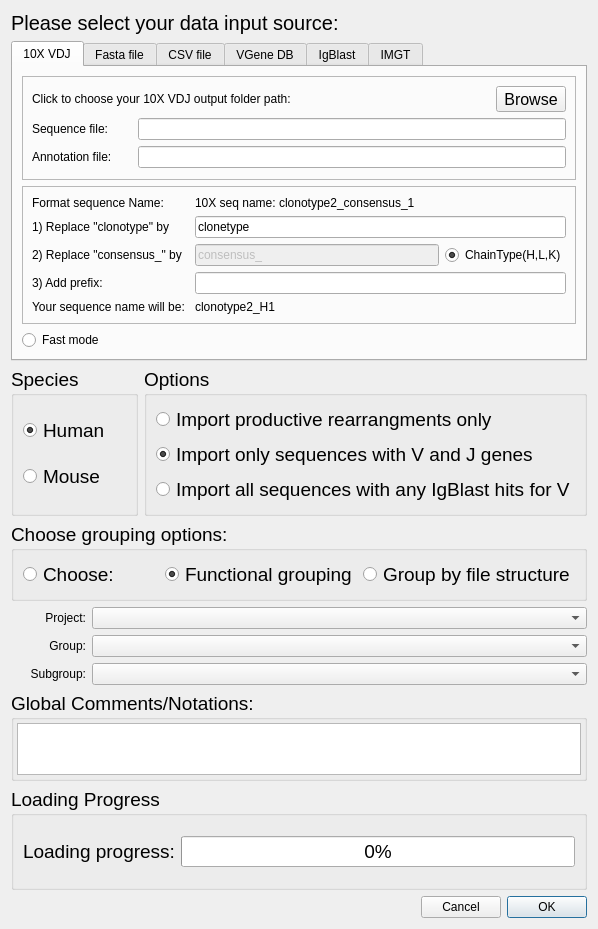
This is import_data_dialog.ui in WilsonImmunologyLab/VGenes as Qt 5 draws it before an edit. The edited form follows.
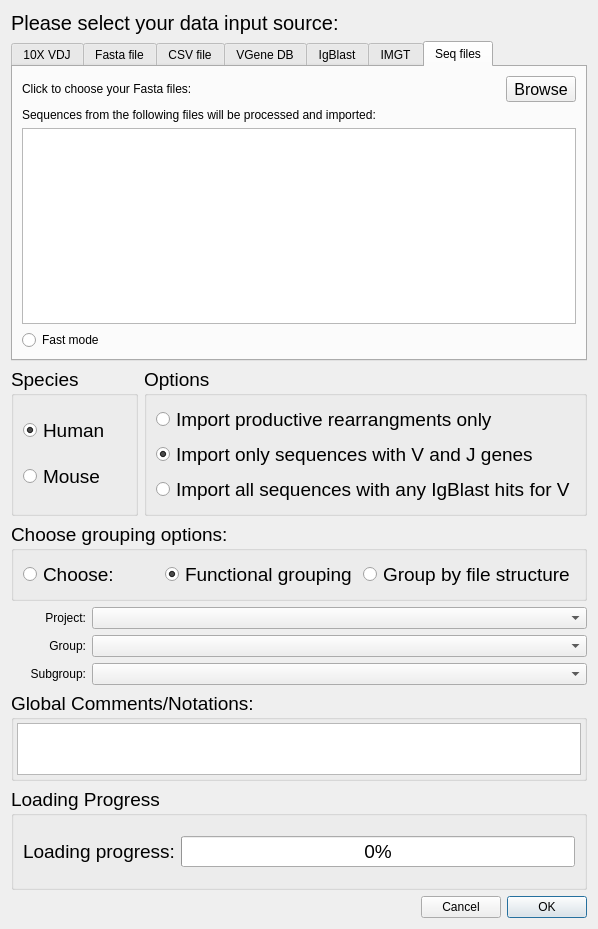
This is the edited form.

What changed in the file:
```diff
--- a/import_data_dialog.ui
+++ b/import_data_dialog.ui
@@ -29,7 +29,7 @@
    <item row="1" column="0" colspan="3">
     <widget class="QTabWidget" name="tabWidget">
      <property name="currentIndex">
-      <number>0</number>
+      <number>6</number>
      </property>
      <widget class="QWidget" name="tab">
       <attribute name="title">
@@ -449,6 +449,49 @@
        </item>
       </layout>
      </widget>
+     <widget class="QWidget" name="tab_7">
+      <attribute name="title">
+       <string>Seq files</string>
+      </attribute>
+      <layout class="QGridLayout" name="gridLayout_15">
+       <item row="0" column="0">
+        <widget class="QLabel" name="label_24">
+         <property name="text">
+          <string>Click to choose your Fasta files:</string>
+         </property>
+        </widget>
+       </item>
+       <item row="0" column="1">
+        <widget class="QToolButton" name="browseSEQ">
+         <property name="font">
+          <font>
+           <pointsize>12</pointsize>
+          </font>
+         </property>
+         <property name="text">
+          <string>Browse</string>
+         </property>
+        </widget>
+       </item>
+       <item row="1" column="0" colspan="2">
+        <widget class="QLabel" name="label_22">
+         <property name="text">
+          <string>Sequences from the following files will be processed and imported:</string>
+         </property>
+        </widget>
+       </item>
+       <item row="2" column="0" colspan="2">
+        <widget class="QListWidget" name="listWidgetSEQ"/>
+       </item>
+       <item row="3" column="0">
+        <widget class="QRadioButton" name="radioButtonFast3">
+         <property name="text">
+          <string>Fast mode</string>
+         </property>
+        </widget>
+       </item>
+      </layout>
+     </widget>
     </widget>
    </item>
    <item row="2" column="0" colspan="2">
```
